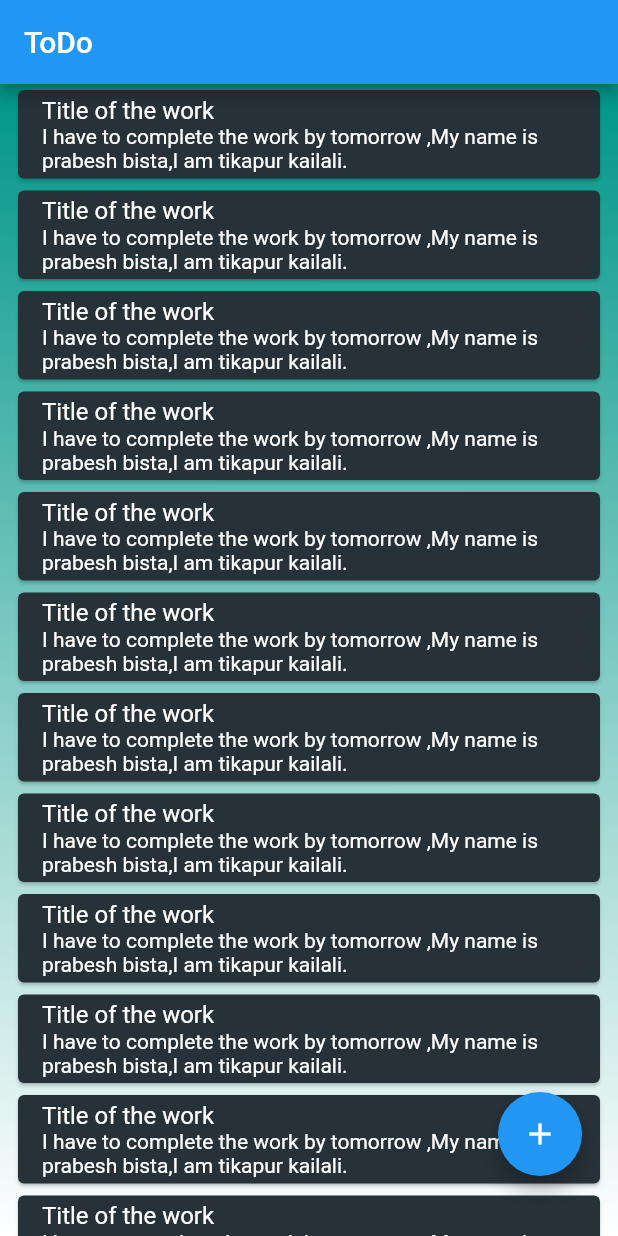
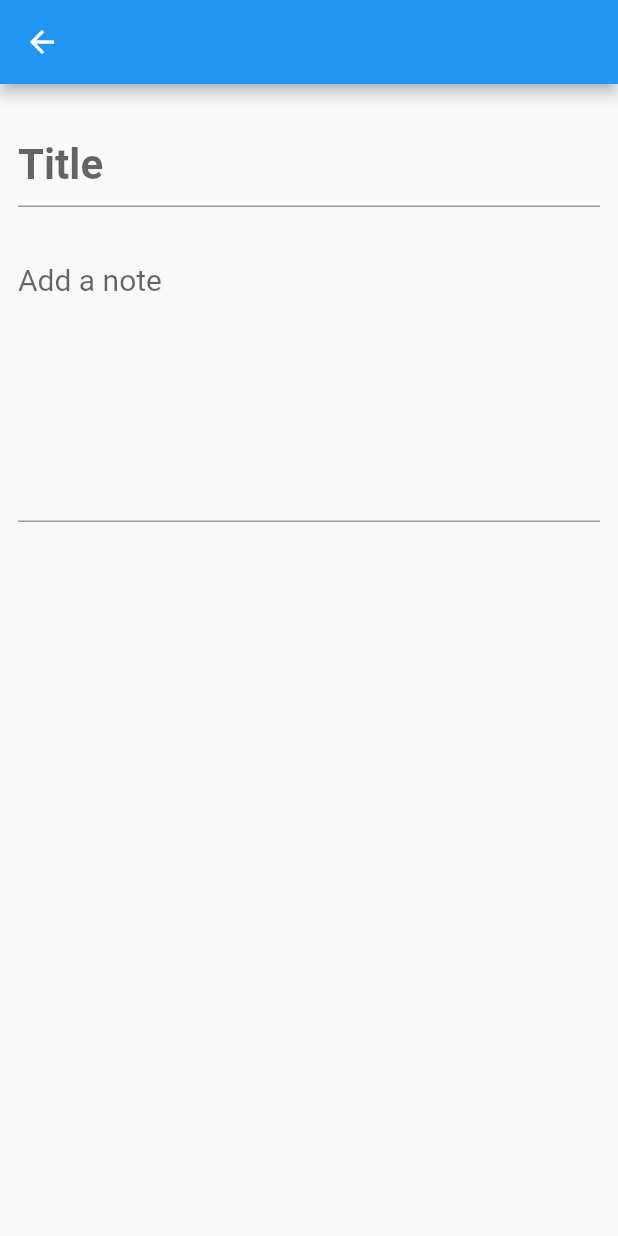
Before and after one commit to PrabeshPP/ToDos-App, a Flutter app: the HomePage screen opened directly, after a tap on the "add" icon, on a phone screen of 412 x 824 dp. Run offline on Flutter 3.47's test engine with Material 2 defaults, Android fonts, the phone set to English and light mode, and no system bars; our stand-ins replace bloc, equatable, hive; accounts and stored records are empty.

Commit message:
some changes

```diff
--- a/lib/main.dart
+++ b/lib/main.dart
@@ -1,6 +1,7 @@
 import 'package:flutter/material.dart';
 import 'package:hive/hive.dart';
-import 'package:todos/src/homepage.dart';
+import 'package:todos/src/presentation/add_todo.dart';
+import 'package:todos/src/presentation/homepage.dart';
 import 'package:path_provider/path_provider.dart' as path_provider;
 import 'package:todos/src/models/todo.dart';
 
@@ -19,7 +20,7 @@ class MyApp extends StatelessWidget {
   @override
   Widget build(BuildContext context) {
     return const MaterialApp(
-      home: HomePage(),
+      home: AddToDo(),
     );
   }
 }
--- a/lib/src/homepage.dart
+++ /dev/null
@@ -1,53 +0,0 @@
-import 'package:flutter/material.dart';
-
-class HomePage extends StatelessWidget {
-  const HomePage({Key? key}) : super(key: key);
-
-  @override
-  Widget build(BuildContext context) {
-    return Scaffold(
-      floatingActionButton: Padding(
-        padding: const EdgeInsets.only(right:8.0,bottom:24),
-        child: FloatingActionButton(
-            onPressed: () {}, child: const Icon(Icons.add)),
-      ),
-      appBar: AppBar(
-        title: const Text("ToDo"),
-      ),
-      body: SafeArea(
-          child: Container(
-        height: MediaQuery.of(context).size.height,
-        width: MediaQuery.of(context).size.width,
-        decoration: const BoxDecoration(
-            gradient: LinearGradient(
-                colors: [Colors.teal, Colors.white],
-                begin: Alignment.topCenter,
-                end: Alignment.bottomCenter)),
-        child: ListView.builder(
-            itemCount: 15,
-            itemBuilder: (context, index) {
-              return Padding(
-                padding: const EdgeInsets.only(
-                  left: 8,
-                  right: 8,
-                ),
-                child: Card(
-                  color: Colors.blueGrey.shade900,
-                  child: const ListTile(
-                    title: Text("Title of the work",
-                    style: TextStyle(
-                      color: Colors.white
-                    ),),
-                    subtitle: Text(
-                        "I have to complete the work by tomorrow ,My name is prabesh bista,I am tikapur kailali.",
-                        style:TextStyle(
-                          color: Colors.white
-                        ),),
-                  ),
-                ),
-              );
-            }),
-      )),
-    );
-  }
-}
--- /dev/null
+++ b/lib/src/presentation/add_todo.dart
@@ -0,0 +1,76 @@
+import 'package:flutter/material.dart';
+
+class AddToDo extends StatelessWidget {
+  const AddToDo({Key? key}) : super(key: key);
+
+  @override
+  Widget build(BuildContext context) {
+    return Scaffold(
+      appBar: AppBar(
+
+      ),
+      body:
+        SafeArea(
+          child: Container(
+            child: Column(
+              // ignore: prefer_const_literals_to_create_immutables
+              children: [
+               const  Padding(
+                  padding:  EdgeInsets.only(top: 25.0,left: 12.0,right: 12.0),
+                  child:  TextField(
+
+                   textAlign: TextAlign.start,
+                    cursorColor: Colors.red,
+                    cursorHeight: 35,
+                  style: TextStyle(
+                    fontSize: 28,
+                        fontWeight: FontWeight.bold
+
+                  ),
+                    decoration:  InputDecoration(
+
+
+                      hintStyle: TextStyle(
+
+                        height: 0.0,
+                        fontSize: 28,
+                        fontWeight: FontWeight.bold
+                      ),
+                      hintText:"Title"
+                    ),
+                  ),
+                ),
+                const  Padding(
+                  padding:  EdgeInsets.only(top: 25.0,left: 12.0,right: 12.0),
+                  child:  TextField(
+                    maxLines: 7,
+                   textAlign: TextAlign.start,
+                    cursorColor: Colors.red,
+                    cursorHeight: 25,
+                  style: TextStyle(
+                    fontSize: 20.0,
+                        fontWeight: FontWeight.normal
+
+                  ),
+                    decoration:  InputDecoration(
+
+
+                      hintStyle: TextStyle(
+
+                        height: 0.0,
+                        fontSize: 20.0,
+                        fontWeight: FontWeight.normal
+                      ),
+                      hintText:"Add a note"
+                    ),
+                  ),
+                ),
+
+              ]
+            ),
+          ),
+        ),
+
+    );
+  }
+}
--- /dev/null
+++ b/lib/src/presentation/homepage.dart
@@ -0,0 +1,34 @@
+import 'package:flutter/material.dart';
+import 'package:todos/src/presentation/add_todo.dart';
+
+class HomePage extends StatelessWidget {
+  const HomePage({Key? key}) : super(key: key);
+
+  @override
+  Widget build(BuildContext context) {
+    return Scaffold(
+      floatingActionButton: Padding(
+        padding: const EdgeInsets.only(right: 8.0, bottom: 24),
+        child: FloatingActionButton(
+            onPressed: () {
+              Navigator.push(
+                  context, MaterialPageRoute(builder: (context) =>const  AddToDo()));
+            },
+            child: const Icon(Icons.add)),
+      ),
+      appBar: AppBar(
+        title: const Text("ToDo"),
+      ),
+      body: SafeArea(
+          child: Container(
+        height: MediaQuery.of(context).size.height,
+        width: MediaQuery.of(context).size.width,
+        decoration: const BoxDecoration(
+            gradient: LinearGradient(
+                colors: [Colors.teal, Colors.white],
+                begin: Alignment.topCenter,
+                end: Alignment.bottomCenter)),
+      )),
+    );
+  }
+}
```
